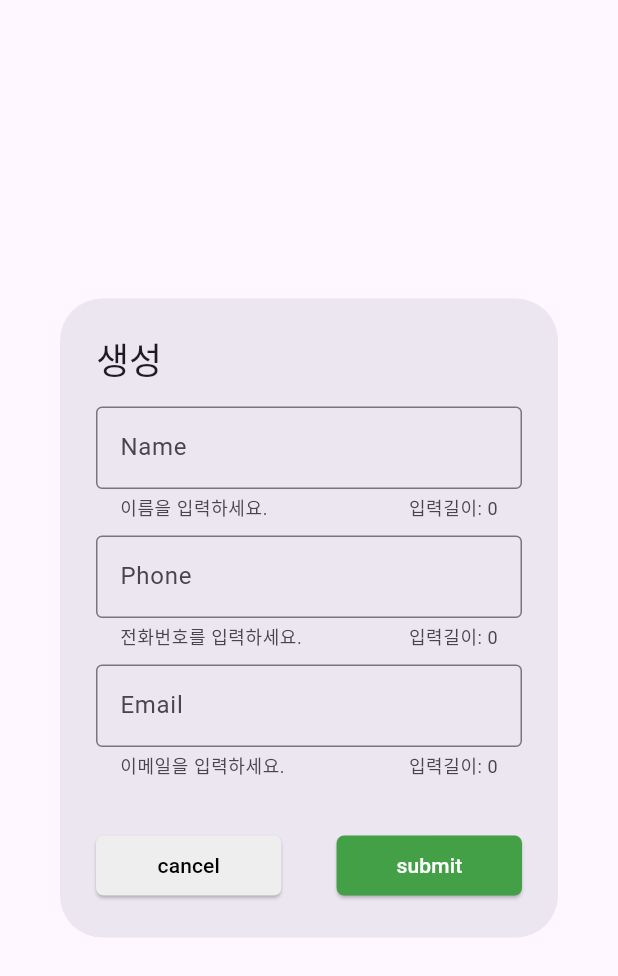
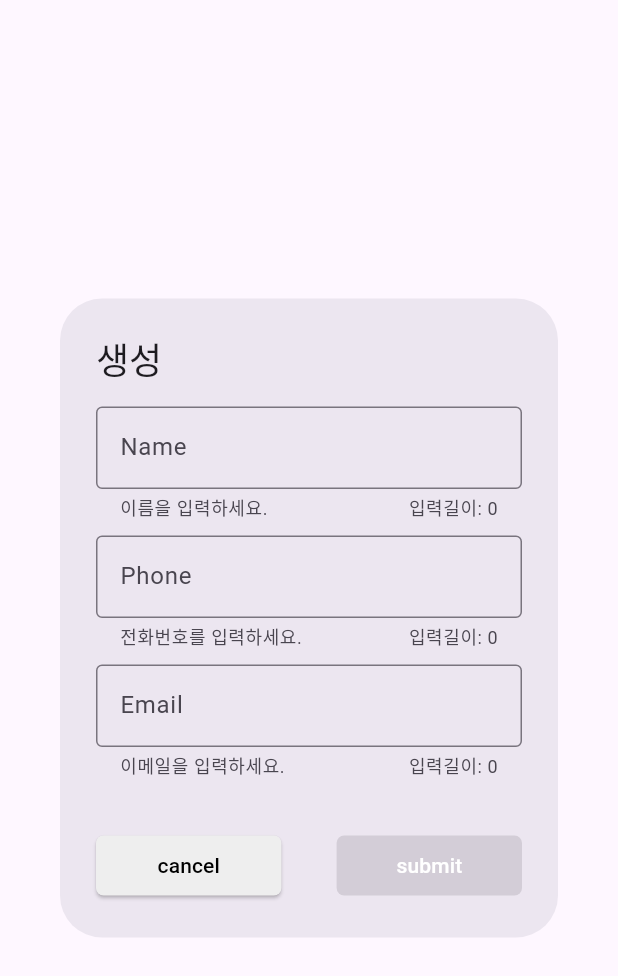
Before and after one commit to Idooru/phone_book, a Flutter app: the AddPhoneBookDialog widget shown alone on an empty page, opened directly with empty values, on a phone screen of 412 x 824 dp. Shown: the top 976 px of the screen. Run offline on Flutter 3.47's test engine with Material 3 defaults, Android fonts, the phone set to English and light mode, and no system bars.

Commit message:
유효 필드 값 주입

```diff
--- a/lib/domain/entities/validator.dart
+++ b/lib/domain/entities/validator.dart
@@ -7,7 +7,7 @@ class Validator {
 
   Validator({
     required this.strategy,
-    this.isInvalid = false,
+    required this.isInvalid,
     this.error,
   });
 }
--- a/lib/presentation/widgets/add_phone_book.dart
+++ b/lib/presentation/widgets/add_phone_book.dart
@@ -37,15 +37,17 @@ class AddPhoneBookDialogState extends State<AddPhoneBookDialog> {
     super.initState();
 
     // 검증 전략 초기화
-    nameValidator = Validator(strategy: NameValidatorStrategy());
-    phoneValidator = Validator(strategy: PhoneValidatorStrategy());
-    emailValidator = Validator(strategy: EmailValidatorStrategy());
+    nameValidator = Validator(strategy: NameValidatorStrategy(), isInvalid: true);
+    phoneValidator = Validator(strategy: PhoneValidatorStrategy(), isInvalid: true);
+    emailValidator = Validator(strategy: EmailValidatorStrategy(), isInvalid: true);
 
     // 각 컨트롤러 별로 입력 감지 이벤트를 등록 시킴
     // 입력이 일어날 때마다 검증 validate 호출
     nameController.addListener(() => validate(validator: nameValidator, controller: nameController));
     phoneController.addListener(() => validate(validator: phoneValidator, controller: phoneController));
     emailController.addListener(() => validate(validator: emailValidator, controller: emailController));
+
+    validateSubmitable();
   }
 
   void validate({
--- a/lib/presentation/widgets/edit_phone_book.dart
+++ b/lib/presentation/widgets/edit_phone_book.dart
@@ -44,9 +44,9 @@ class EditPhoneBookState extends State<EditPhoneBookDialog> {
     emailController.text = widget.currentUser.email;
 
     // 검증 전략 초기화
-    nameValidator = Validator(strategy: NameValidatorStrategy());
-    phoneValidator = Validator(strategy: PhoneValidatorStrategy());
-    emailValidator = Validator(strategy: EmailValidatorStrategy());
+    nameValidator = Validator(strategy: NameValidatorStrategy(), isInvalid: false);
+    phoneValidator = Validator(strategy: PhoneValidatorStrategy(), isInvalid: false);
+    emailValidator = Validator(strategy: EmailValidatorStrategy(), isInvalid: false);
 
     // 현재 입력된 정보를 검증 목록에서 제외 시킴
     List<User> exclusiveNames(String name) => widget.allUser.where((User user) => user.name != widget.currentUser.name).toList();
```
